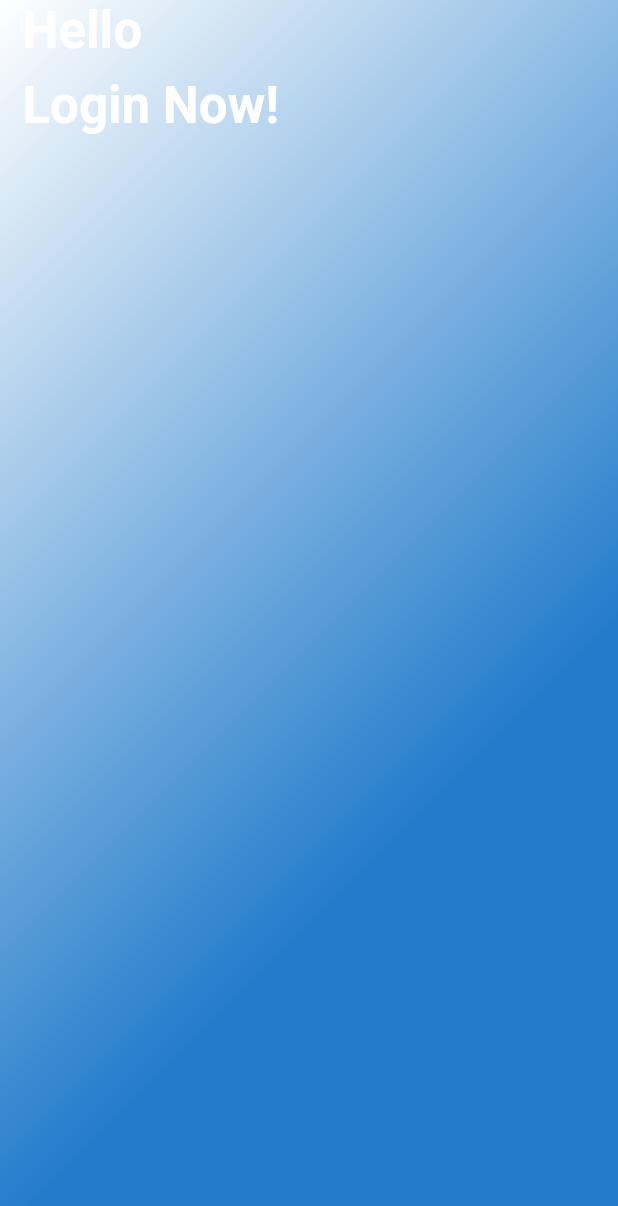
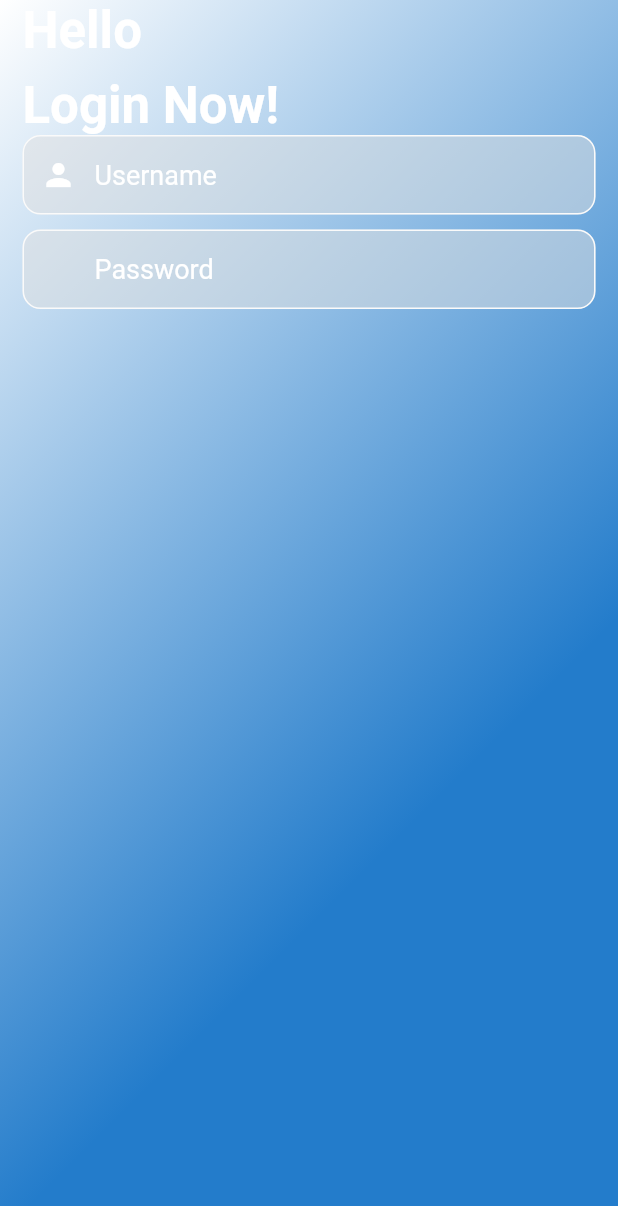
Before and after one commit to phongace/Objective-App, a Flutter app: the screen it shows after launch, on a phone screen of 412 x 824 dp. Shown: the top 1206 px of the screen. Run offline on Flutter 3.47's test engine with Material 2 defaults, Android fonts, the phone set to English and light mode, and no system bars; generated files the repository leaves out were written again.

Commit message:
common base input

```diff
--- a/lib/screens/login/login-screen.dart
+++ b/lib/screens/login/login-screen.dart
@@ -1,5 +1,6 @@
 import 'package:flutter/material.dart';
 import 'package:objective/widgets/background.dart';
+import 'package:objective/widgets/base-input.dart';
 
 class LoginScreen extends StatefulWidget {
   @override
@@ -7,6 +8,10 @@ class LoginScreen extends StatefulWidget {
 }
 
 class _LoginScreenState extends State<LoginScreen> {
+  var _username = TextEditingController();
+  var _password = TextEditingController();
+  final GlobalKey<FormState> _formKey = new GlobalKey<FormState>();
+
   @override
   Widget build(BuildContext context) {
     return Scaffold(
@@ -15,6 +20,7 @@ class _LoginScreenState extends State<LoginScreen> {
           Background(),
           Padding(
             padding: const EdgeInsets.symmetric(horizontal: 15.0),
+            child: Flexible(
               child: Column(
                 mainAxisSize: MainAxisSize.min,
                 crossAxisAlignment: CrossAxisAlignment.start,
@@ -36,7 +42,9 @@ class _LoginScreenState extends State<LoginScreen> {
                       fontWeight: FontWeight.bold,
                     ),
                   ),
+                  _buildBody(),
                 ],
+              ),
             ),
           ),
         ],
@@ -46,7 +54,25 @@ class _LoginScreenState extends State<LoginScreen> {
 
   Widget _buildBody() {
     return Form(
-      child: Column(),
+      key: _formKey,
+      child: Column(
+        children: [
+          BaseTextInput(
+            hint: 'Username',
+            textCtrl: _username,
+            icon: Icons.person,
+            textInputAction: TextInputAction.next,
+            keyboardType: TextInputType.emailAddress,
+            validator: (val) => val.isEmpty ? "Email không được để trống!" : null,
+          ),
+          const SizedBox(height: 10),
+          BaseTextInput(
+            hint: 'Password',
+            textCtrl: _password,
+            validator: (val) => val.isEmpty ? "Password không được để trống!" : null,
+          ),
+        ],
+      ),
     );
   }
 }
--- /dev/null
+++ b/lib/styles/component.dart
@@ -0,0 +1,30 @@
+import 'package:flutter/material.dart';
+
+class CommonStyle {
+  static Color whiteColor = Color(0xffffffff);
+
+  static Color primaryColor = Color(0xfffafafa);
+
+  static Color blackColor = Color(0xff000000);
+
+  static TextStyle defaultText(BuildContext context, {double textSize, Color color}) {
+    return TextStyle(
+      fontSize: textSize == null ? 18 : textSize,
+      color: color == null ? primaryColor : color,
+    );
+  }
+
+  static TextStyle blurText(BuildContext context, {double textSize, Color color}) {
+    return TextStyle(
+      fontSize: textSize == null ? 18 : textSize,
+      color: color ?? blackColor,
+    );
+  }
+
+  static TextStyle boldText(BuildContext context, {double textSize}) {
+    return TextStyle(
+      fontWeight: FontWeight.bold,
+      fontSize: textSize == null ? 18 : textSize,
+    );
+  }
+}
--- a/lib/widgets/base-input.dart
+++ b/lib/widgets/base-input.dart
@@ -0,0 +1,67 @@
+import 'package:flutter/material.dart';
+import 'package:objective/styles/component.dart';
+
+class BaseTextInput extends StatelessWidget {
+  final TextEditingController textCtrl;
+  final Function(String) onChangeText;
+  final String hint;
+  final FormFieldValidator<String> validator;
+  final TextInputType keyboardType;
+  final TextInputAction textInputAction;
+  final bool obscureText;
+  final IconData icon;
+
+  const BaseTextInput({
+    Key key,
+    this.textCtrl,
+    this.onChangeText,
+    this.hint,
+    this.validator,
+    this.keyboardType,
+    this.textInputAction,
+    this.obscureText = false,
+    this.icon,
+  }) : super(key: key);
+
+  @override
+  Widget build(BuildContext context) {
+    return Container(
+      child: TextFormField(
+        controller: textCtrl,
+        decoration: new InputDecoration(
+          hintText: hint,
+          fillColor: Colors.grey[300].withOpacity(0.5),
+          prefixIcon: Icon(
+            icon,
+            color: CommonStyle.whiteColor,
+            size: 24,
+          ),
+          filled: true,
+          contentPadding: const EdgeInsets.only(top: 16, bottom: 16, left: 200),
+          isDense: true,
+          errorBorder: OutlineInputBorder(
+            borderSide: BorderSide(
+              color: Colors.red,
+              width: 1.0,
+            ),
+          ),
+          errorStyle: TextStyle(fontSize: 14.0),
+          hintStyle: CommonStyle.defaultText(context, color: CommonStyle.whiteColor),
+          enabledBorder: OutlineInputBorder(
+            borderSide: BorderSide(color: Color(0xfffafafa)),
+            borderRadius: BorderRadius.all(Radius.circular(12.0)),
+          ),
+          focusedBorder: OutlineInputBorder(
+            borderSide: BorderSide(color: Color(0xfffafafa)),
+            borderRadius: BorderRadius.all(Radius.circular(12.0)),
+          ),
+        ),
+        textInputAction: textInputAction,
+        keyboardType: keyboardType,
+        obscureText: obscureText,
+        validator: validator,
+        onChanged: (value) => onChangeText(value),
+      ),
+    );
+  }
+}
```
Lines whose indentation alone changed are shown as unchanged.
